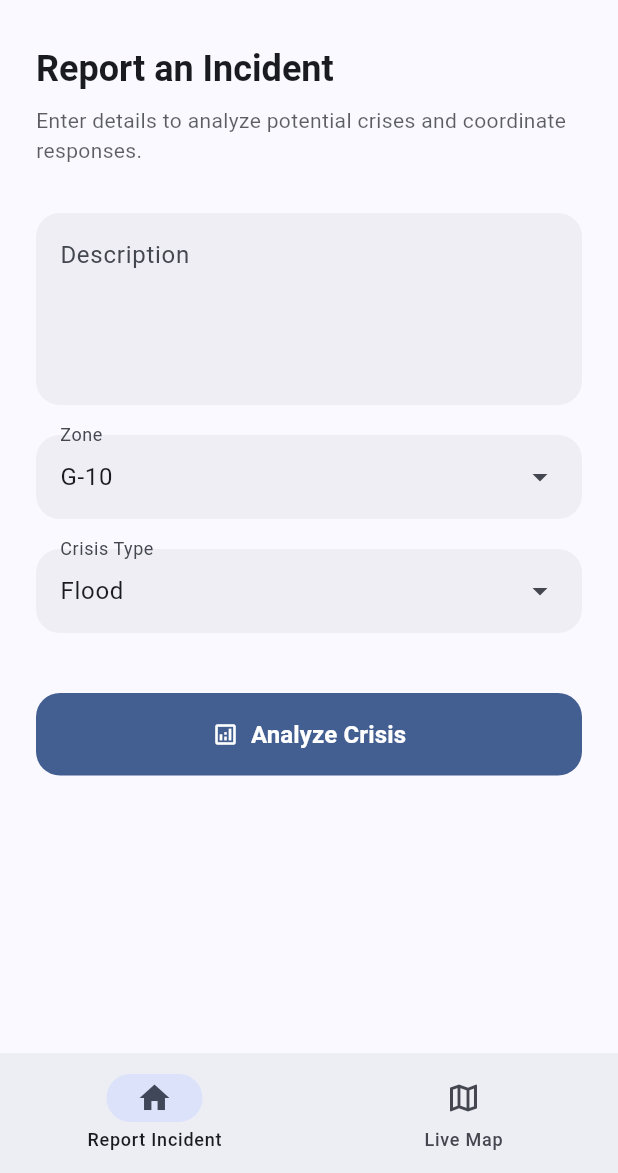
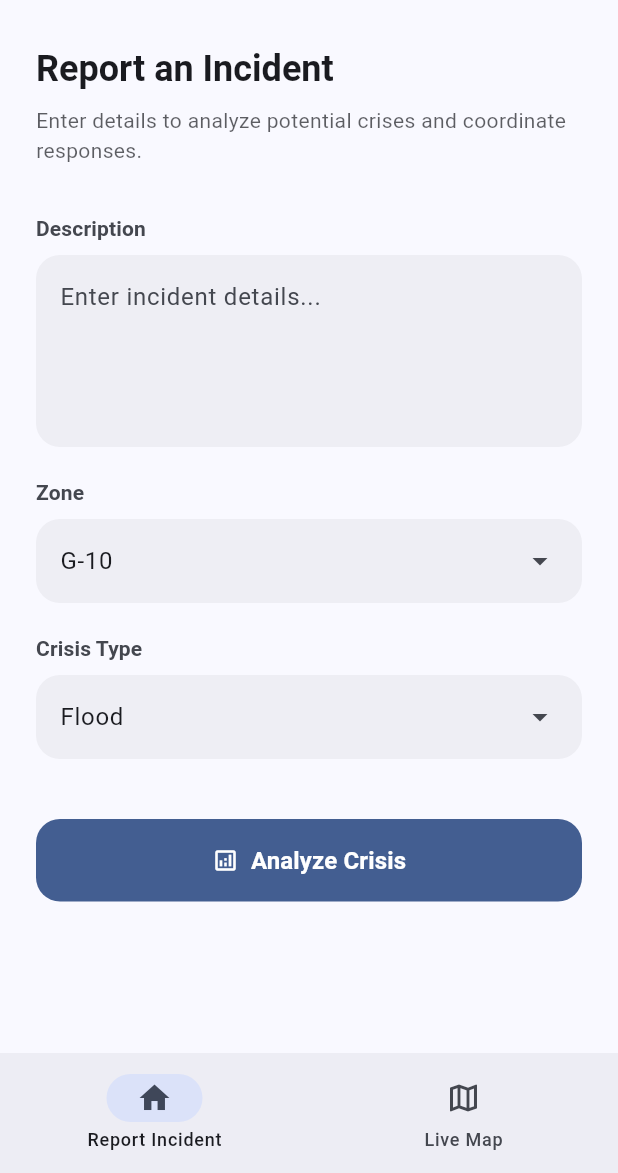
Before and after one commit to Shaharyar2442/HackathonAISeekho, a Flutter app: the screen it shows after launch, on a phone screen of 412 x 824 dp, the part 63-1236 px from its top. Run offline on Flutter 3.47's test engine with Material 3 defaults, Android fonts, the phone set to English and light mode, and no system bars; our stand-ins replace google_maps_flutter.

Commit message:
Fix floating label overlap by using clean external labels

```diff
--- a/ciro_mobile/lib/main.dart
+++ b/ciro_mobile/lib/main.dart
@@ -146,10 +146,15 @@ class _HomeScreenState extends State<HomeScreen> {
                 style: theme.textTheme.bodyMedium?.copyWith(color: theme.colorScheme.onSurface.withOpacity(0.7)),
               ),
               const SizedBox(height: 32),
+              Text(
+                'Description',
+                style: theme.textTheme.titleSmall?.copyWith(fontWeight: FontWeight.w600, color: theme.colorScheme.onSurfaceVariant),
+              ),
+              const SizedBox(height: 8),
               TextFormField(
                 controller: _reportController,
                 decoration: InputDecoration(
-                  labelText: 'Description',
+                  hintText: 'Enter incident details...',
                   alignLabelWithHint: true,
                   filled: true,
                   fillColor: inputFillColor,
@@ -157,17 +162,20 @@ class _HomeScreenState extends State<HomeScreen> {
                     borderRadius: BorderRadius.circular(16),
                     borderSide: BorderSide.none,
                   ),
-                  floatingLabelBehavior: FloatingLabelBehavior.auto,
                 ),
                 maxLines: 4,
               ),
               const SizedBox(height: 20),
+              Text(
+                'Zone',
+                style: theme.textTheme.titleSmall?.copyWith(fontWeight: FontWeight.w600, color: theme.colorScheme.onSurfaceVariant),
+              ),
+              const SizedBox(height: 8),
               LayoutBuilder(
                 builder: (context, constraints) {
                   return DropdownMenu<String>(
                     width: constraints.maxWidth,
                     initialSelection: selectedZone,
-                    label: const Text('Zone'),
                     inputDecorationTheme: inputDecorationTheme,
                     menuStyle: MenuStyle(
                       shape: MaterialStateProperty.all(
@@ -180,12 +188,16 @@ class _HomeScreenState extends State<HomeScreen> {
                 },
               ),
               const SizedBox(height: 20),
+              Text(
+                'Crisis Type',
+                style: theme.textTheme.titleSmall?.copyWith(fontWeight: FontWeight.w600, color: theme.colorScheme.onSurfaceVariant),
+              ),
+              const SizedBox(height: 8),
               LayoutBuilder(
                 builder: (context, constraints) {
                   return DropdownMenu<String>(
                     width: constraints.maxWidth,
                     initialSelection: selectedType,
-                    label: const Text('Crisis Type'),
                     inputDecorationTheme: inputDecorationTheme,
                     menuStyle: MenuStyle(
                       shape: MaterialStateProperty.all(
```
